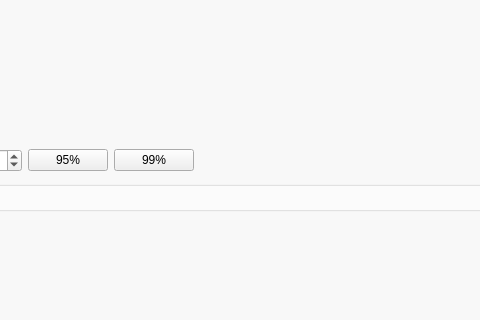
Before: the Qt Designer form applications/muhrec/src/muhrecmainwindow.ui in neutronimaging/imagingsuite, drawn with Qt 5; both pictures show x 323 to 803 and y 205 to 525 of the 1343 by 862 pixel window.
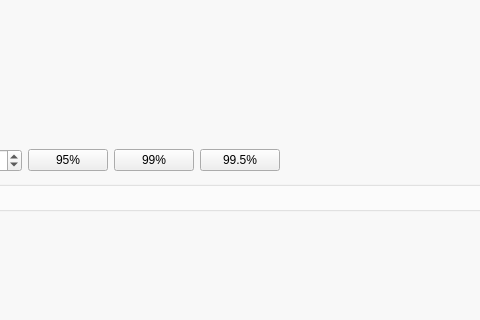
After: the same form once the commit is applied. The open tabs and pages were chosen to show the change. Custom widgets are drawn as their Qt base class.

Commit message: Changed histogram size and added 99.5% button in MuhRec

```diff
--- a/applications/muhrec/src/muhrecmainwindow.ui
+++ b/applications/muhrec/src/muhrecmainwindow.ui
@@ -1957,6 +1957,13 @@
                </property>
               </widget>
              </item>
+             <item>
+              <widget class="QPushButton" name="pushButton_levels999p">
+               <property name="text">
+                <string>99.5%</string>
+               </property>
+              </widget>
+             </item>
              <item>
               <spacer name="horizontalSpacer_5">
                <property name="orientation">
```
Left out of the diff: 2 changed lines with no effect on the pictures. The commit also changes 2 other files.
